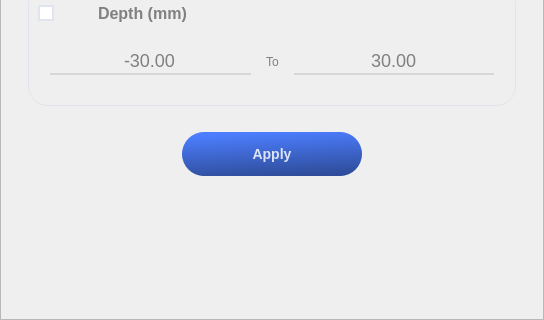
Qt form UIFiles/popup_slider.ui (DORSA-co/MSC_Conveyor) before a commit; both pictures show x 0 to 544 and y 492 to 812 of the 544 by 812 pixel window.
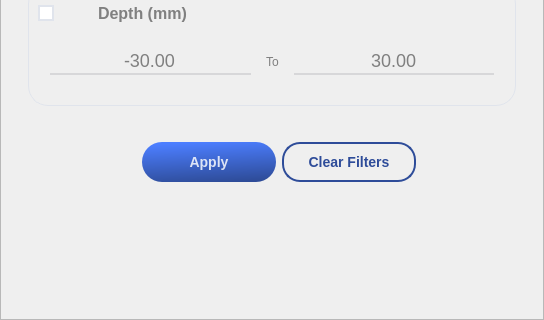
The same form after that commit. Icons and pictures are not drawn.

Commit message: fix report filters bugs, add clear filter in slider

```diff
--- a/UIFiles/popup_slider.ui
+++ b/UIFiles/popup_slider.ui
@@ -1113,21 +1113,48 @@
                </property>
               </spacer>
              </item>
-             <item alignment="Qt::AlignHCenter">
-              <widget class="QPushButton" name="filters_apply_btn">
-               <property name="cursor">
-                <cursorShape>PointingHandCursor</cursorShape>
+             <item>
+              <layout class="QHBoxLayout" name="horizontalLayout_25">
+               <property name="leftMargin">
+                <number>26</number>
                </property>
-               <property name="styleSheet">
-                <string notr="true">#filters_apply_btn
+               <property name="topMargin">
+                <number>10</number>
+               </property>
+               <property name="rightMargin">
+                <number>13</number>
+               </property>
+               <property name="bottomMargin">
+                <number>10</number>
+               </property>
+               <item>
+                <spacer name="horizontalSpacer_2">
+                 <property name="orientation">
+                  <enum>Qt::Horizontal</enum>
+                 </property>
+                 <property name="sizeHint" stdset="0">
+                  <size>
+                   <width>40</width>
+                   <height>20</height>
+                  </size>
+                 </property>
+                </spacer>
+               </item>
+               <item>
+                <widget class="QPushButton" name="filters_apply_btn">
+                 <property name="cursor">
+                  <cursorShape>PointingHandCursor</cursorShape>
+                 </property>
+                 <property name="styleSheet">
+                  <string notr="true">#filters_apply_btn
 {
 	background-color: qlineargradient(spread:pad, x1:0.635, y1:1, x2:0.44, y2:0, stop:0 rgba(46, 76, 153, 255), stop:1 rgba(76, 126, 255, 255));
 	color: rgba(255, 255, 255, 210);
-	border-radius: 22px;
-	min-width: 180;
-	max-width: 180;
-	min-height:44;
-	max-height: 44;
+	border-radius: 20px;
+	min-width: 134;
+	max-width: 134;
+	min-height:40;
+	max-height: 40;
 	font-size: 14px;
 	font-weight: bold;
 }
@@ -1149,11 +1176,87 @@
 	padding-top: 5px;
 }
 </string>
-               </property>
-               <property name="text">
-                <string>Apply</string>
-               </property>
-              </widget>
+                 </property>
+                 <property name="text">
+                  <string>Apply</string>
+                 </property>
+                </widget>
+               </item>
+               <item>
+                <widget class="QPushButton" name="notif_clear_filter_btn">
+                 <property name="sizePolicy">
+                  <sizepolicy hsizetype="Minimum" vsizetype="Fixed">
+                   <horstretch>0</horstretch>
+                   <verstretch>0</verstretch>
+                  </sizepolicy>
+                 </property>
+                 <property name="cursor">
+                  <cursorShape>PointingHandCursor</cursorShape>
+                 </property>
+                 <property name="styleSheet">
+                  <string notr="true">#notif_clear_filter_btn
+{
+	border: 2px solid  rgba(46, 76, 153, 255);
+	color:  rgba(46, 76, 153, 255);
+	border-radius: 18px;
+	min-width: 130;
+	max-width: 130;
+	min-height: 36;
+	max-height: 36;
+	font-size: 14px;
+	font-weight: bold;
+	qproperty-icon: url(:/icons/icons/clear_filter_blue.png);
+}
+
+#notif_clear_filter_btn:disabled
+{
+	border: 2px solid rgba(189, 189, 191, 255);
+	color: rgba(120, 120, 120, 255);
+}
+
+#notif_clear_filter_btn:hover
+{
+	border: 2px solid rgba(76, 126, 255, 255);
+	color:  rgba(76, 126, 255, 255);
+	qproperty-icon: url(:/icons/icons/clear_filter_blue_hover.png);
+}
+
+#notif_clear_filter_btn:pressed
+{
+	padding-left: 5px;
+	padding-top: 5px;
+}
+</string>
+                 </property>
+                 <property name="text">
+                  <string>Clear Filters</string>
+                 </property>
+                 <property name="icon">
+                  <iconset resource="assets/assets.qrc">
+                   <normaloff>:/icons/icons/clear_filter_blue.png</normaloff>:/icons/icons/clear_filter_blue.png</iconset>
+                 </property>
+                 <property name="iconSize">
+                  <size>
+                   <width>20</width>
+                   <height>20</height>
+                  </size>
+                 </property>
+                </widget>
+               </item>
+               <item>
+                <spacer name="horizontalSpacer_3">
+                 <property name="orientation">
+                  <enum>Qt::Horizontal</enum>
+                 </property>
+                 <property name="sizeHint" stdset="0">
+                  <size>
+                   <width>40</width>
+                   <height>20</height>
+                  </size>
+                 </property>
+                </spacer>
+               </item>
+              </layout>
              </item>
              <item>
               <spacer name="verticalSpacer_2">
```
The commit also changes 119 other files.
